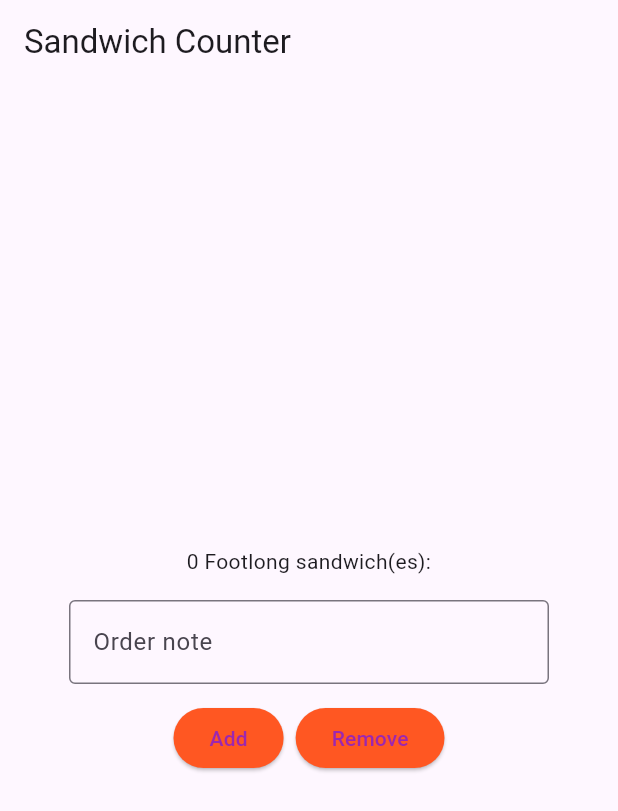
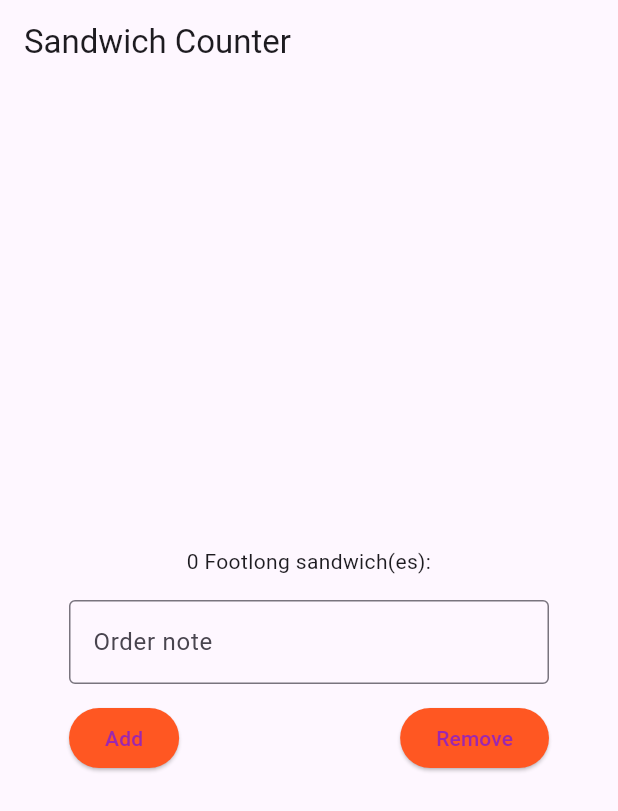
Before and after one commit to pundefined/sandwich_shop, a Flutter app: the screen it shows after launch, on a phone screen of 412 x 824 dp. Shown: the top 811 px of the screen. Run offline on Flutter 3.47's test engine with Material 3 defaults, Android fonts, the phone set to English and light mode, and no system bars.

Commit message:
Align buttons to order note box width

```diff
--- a/lib/main.dart
+++ b/lib/main.dart
@@ -92,8 +92,11 @@ class _OrderScreenState extends State<OrderScreen> {
               ),
             ),
             const SizedBox(height: 12),
-            Row(
-              mainAxisAlignment: MainAxisAlignment.center,
+            // Wrap the Row in the same SizedBox width as the TextField
+            SizedBox(
+              width: 320,
+              child: Row(
+                mainAxisAlignment: MainAxisAlignment.spaceBetween,
                 children: [
                   ElevatedButton(
                     style: ElevatedButton.styleFrom(
@@ -103,7 +106,6 @@ class _OrderScreenState extends State<OrderScreen> {
                     onPressed: _increaseQuantity,
                     child: const Text('Add'),
                   ),
-                const SizedBox(width: 8),
                   ElevatedButton(
                     style: ElevatedButton.styleFrom(
                       backgroundColor: Colors.deepOrange,
@@ -113,6 +115,7 @@ class _OrderScreenState extends State<OrderScreen> {
                     child: const Text('Remove'),
                   ),
                 ],
+              ),
             ),
           ],
         ),
```
Lines whose indentation alone changed are shown as unchanged.
